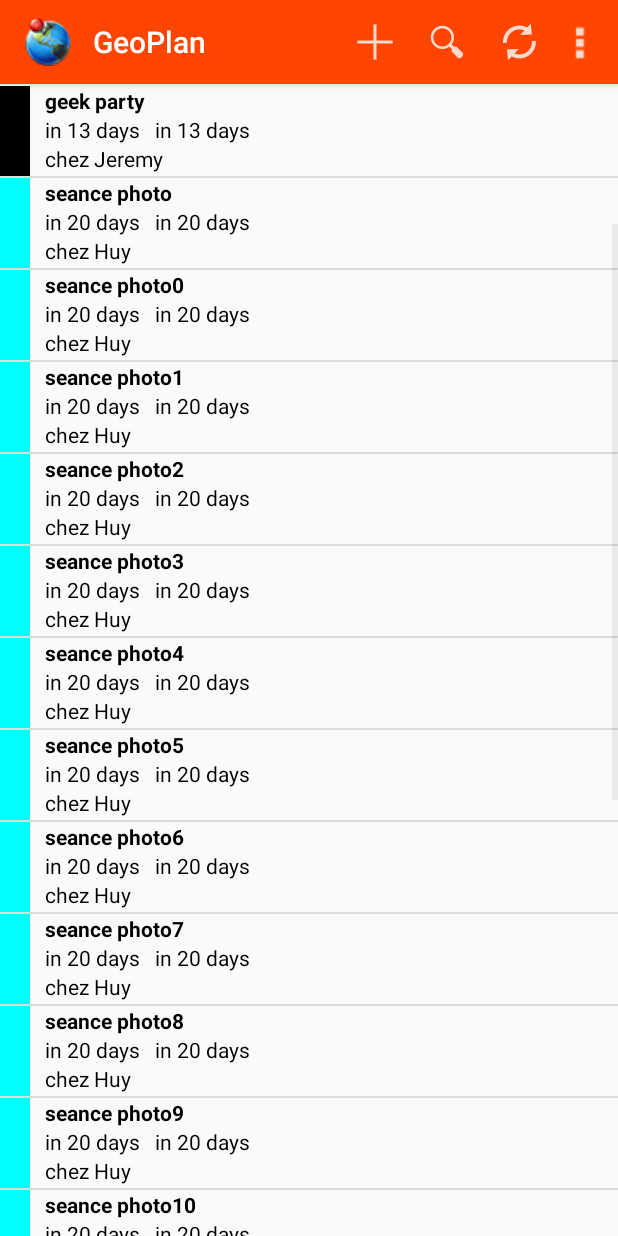
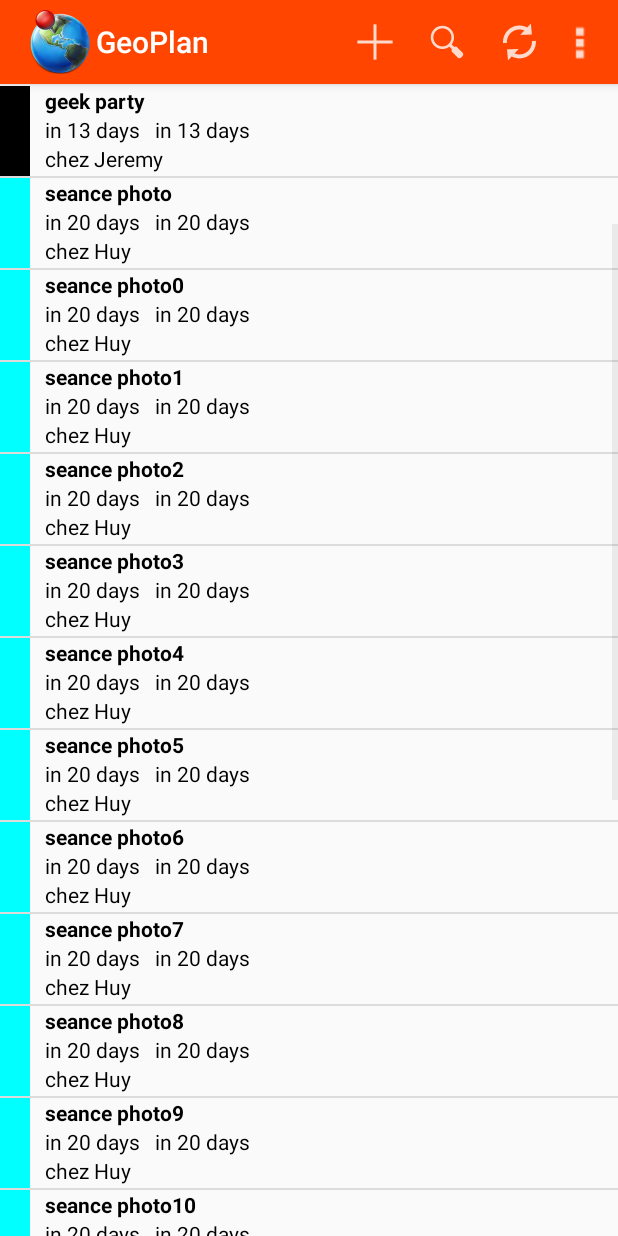
Before and after one commit to JeremyBidet/GeoPlan, an Android app: the MainActivity screen opened directly, with no data from a screen before it, on a phone screen of 412 x 824 dp. Run offline under Robolectric (Android 15) with nearby library versions, the phone set to English and light mode, and no system bars.

Commit message:
Create launcher image asset

```diff
--- a/app/src/main/AndroidManifest.xml
+++ b/app/src/main/AndroidManifest.xml
@@ -22,7 +22,6 @@
     -->
     <application
         android:allowBackup="true"
-        android:icon="@drawable/geoplan_hd"
         android:label="@string/app_name"
         android:theme="@style/AppTheme">
         <meta-data
--- a/app/src/main/java/fr/upem/geoplan/MainActivity.java
+++ b/app/src/main/java/fr/upem/geoplan/MainActivity.java
@@ -136,7 +136,7 @@ public class MainActivity extends AppCompatActivity {
         setContentView(R.layout.activity_planning);
 
         final ListView listEvent = (ListView) findViewById(R.id.listEvent);
-        getSupportActionBar().setIcon(R.drawable.geoplan);
+        getSupportActionBar().setIcon(R.mipmap.ic_launcher);
         getSupportActionBar().setDisplayOptions(ActionBar.DISPLAY_SHOW_HOME | ActionBar.DISPLAY_SHOW_TITLE);
         listEvent.setOnItemClickListener(new AdapterView.OnItemClickListener() {
             @Override
```
Also changed, not shown: app/src/debug/ic_launcher-web.png (added), app/src/main/res/mipmap-hdpi/ic_launcher.png, app/src/main/res/mipmap-mdpi/ic_launcher.png, app/src/main/res/mipmap-xhdpi/ic_launcher.png, app/src/main/res/mipmap-xxhdpi/ic_launcher.png, app/src/main/res/mipmap-xxxhdpi/ic_launcher.png (added).
